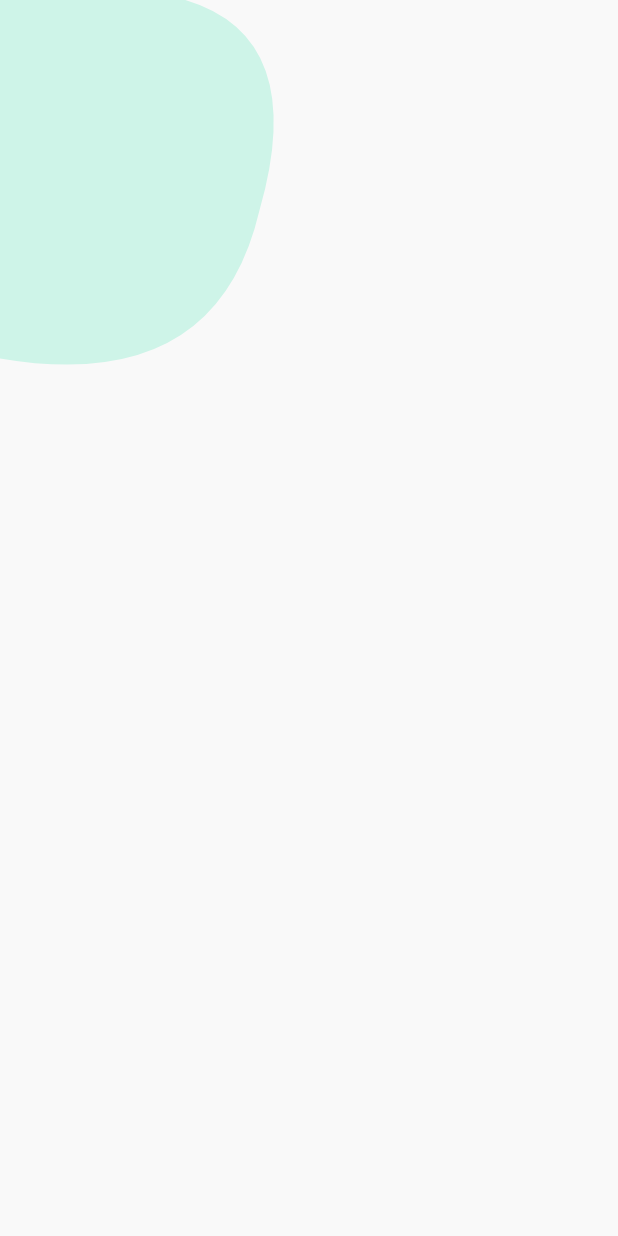
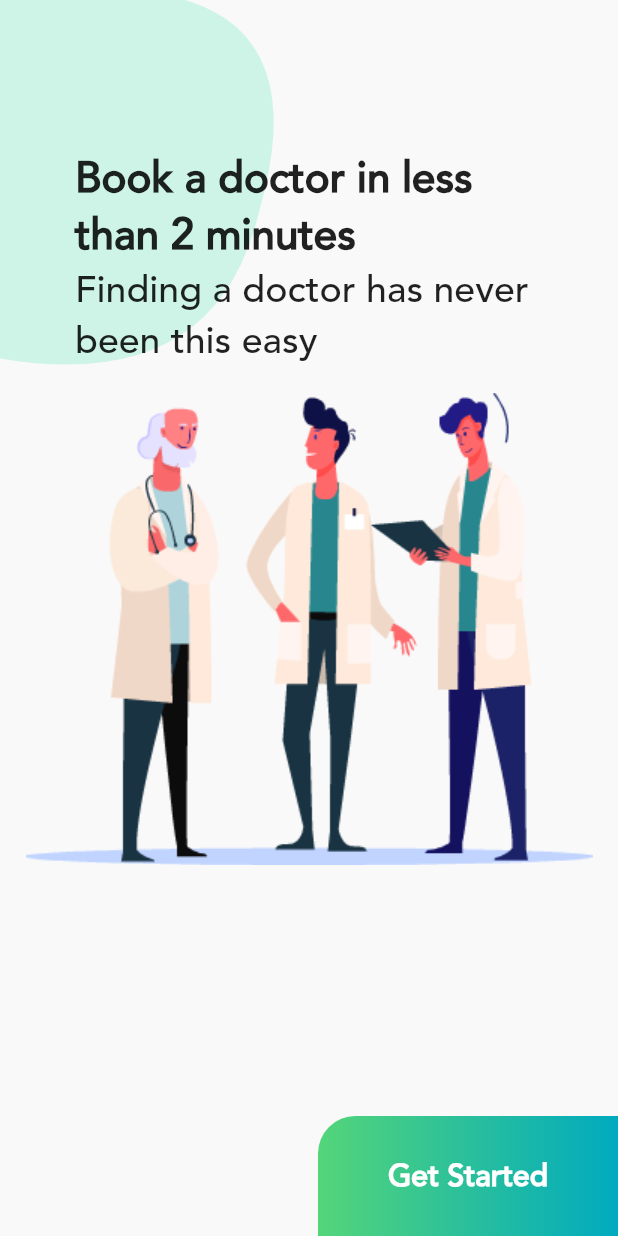
Before and after one commit to KevKipkemoi/bookly, a Flutter app: the screen it shows after launch, on a phone screen of 412 x 824 dp. Run offline on Flutter 3.47's test engine with Material 2 defaults, Android fonts, the phone set to English and light mode, and no system bars.

Commit message:
add main background image, open homepage

```diff
--- a/lib/main.dart
+++ b/lib/main.dart
@@ -39,11 +39,77 @@ class _MyHomePageState extends State<MyHomePage> {
                   painter: PathPainter(),
                 ),
               ),
+              Container(
+                padding: EdgeInsets.all(50),
+                margin: EdgeInsets.only(top: 50),
+                child: Column(
+                  crossAxisAlignment: CrossAxisAlignment.start,
+                  children: <Widget>[
+                    Text(
+                      'Book a doctor in less than 2 minutes',
+                      style: TextStyle(
+                        fontSize: 28,
+                        fontWeight: FontWeight.w900,
+                      ),
+                    ),
+                    Text(
+                      'Finding a doctor has never been this easy',
+                      style: TextStyle(
+                        fontSize: 25,
+                        fontWeight: FontWeight.w500,
+                      ),
+                    )
+                  ],
+                ),
+              ),
+              Positioned(
+                bottom: MediaQuery.of(context).size.height * 0.3,
+                child: Container(
+                  width: MediaQuery.of(context).size.width,
+                  child: Center(
+                    child: Image.asset('assets/images/doc.png'),
+                  ),
+                ),
+              ),
+              Positioned(
+                bottom: 0,
+                right: 0,
+                child: InkWell(
+                  child: Container(
+                    height: 80,
+                    width: 200,
+                    decoration: BoxDecoration(
+                      gradient: LinearGradient(
+                        stops: [0, 1],
+                        colors: [getStartedColorStart, getStartedColorEnd]
+                      ),
+                      borderRadius: BorderRadius.only(
+                        topLeft: Radius.circular(25),
+                      ),
+                    ),
+                    child: Center(
+                      child: Text(
+                        'Get Started',
+                        style: TextStyle(
+                          color: Colors.white,
+                          fontSize: 20,
+                          fontWeight: FontWeight.w800,
+                        ),
+                      ),
+                    ),
+                  ),
+                  onTap: OpenHomePage,
+                ),
+              ),
             ],
           )
         ],
       ),
     );
+  }
+
+  void OpenHomePage() {
+    Navigator.pushNamed(context, '/home_page');
   }
 }
 
--- a/pubspec.yaml
+++ b/pubspec.yaml
@@ -59,7 +59,7 @@ flutter:
   fonts:
     - family: avenir
       fonts:
-        - asset: fonts/avenir.ttf
+        - asset: assets/fonts/avenir.ttf
   #       - asset: fonts/Schyler-Italic.ttf
   #         style: italic
   #   - family: Trajan Pro
@@ -68,5 +68,7 @@ flutter:
   #       - asset: fonts/TrajanPro_Bold.ttf
   #         weight: 700
   #
+  assets:
+    - assets/images/doc.png
   # For details regarding fonts from package dependencies,
   # see https://flutter.dev/custom-fonts/#from-packages
```
Also changed, not shown: assets/images/doc.png (added).
